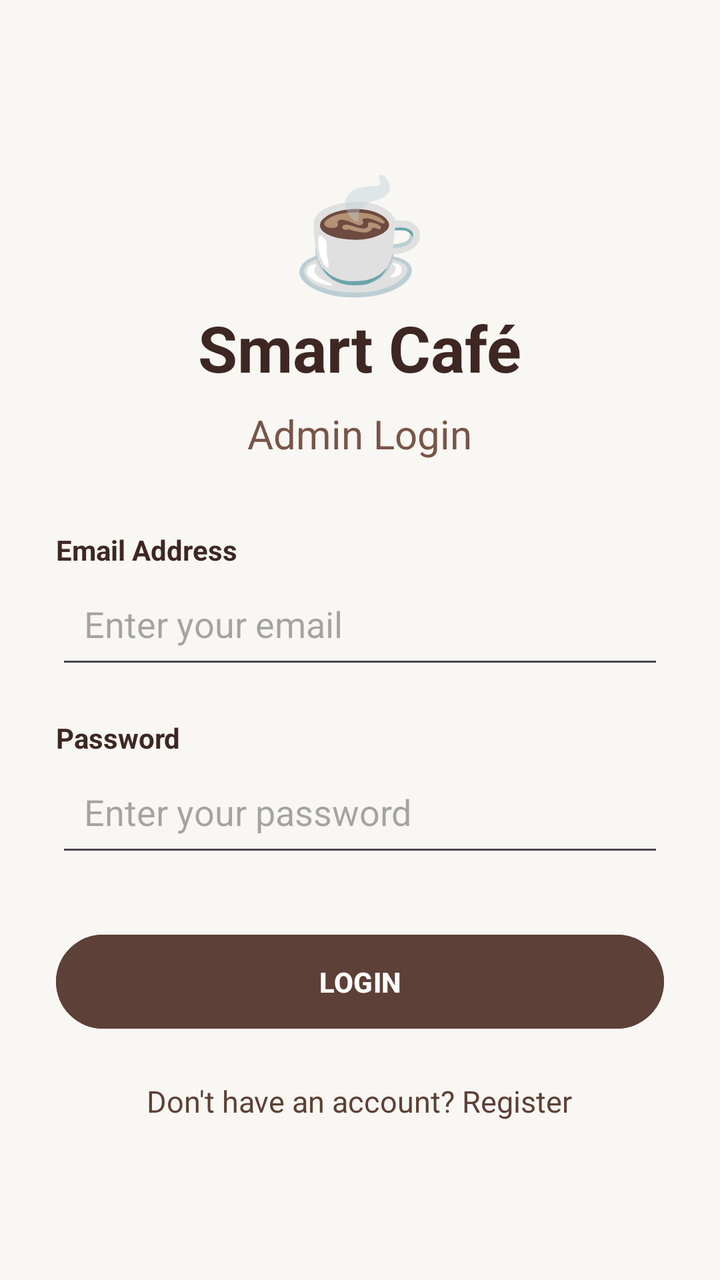
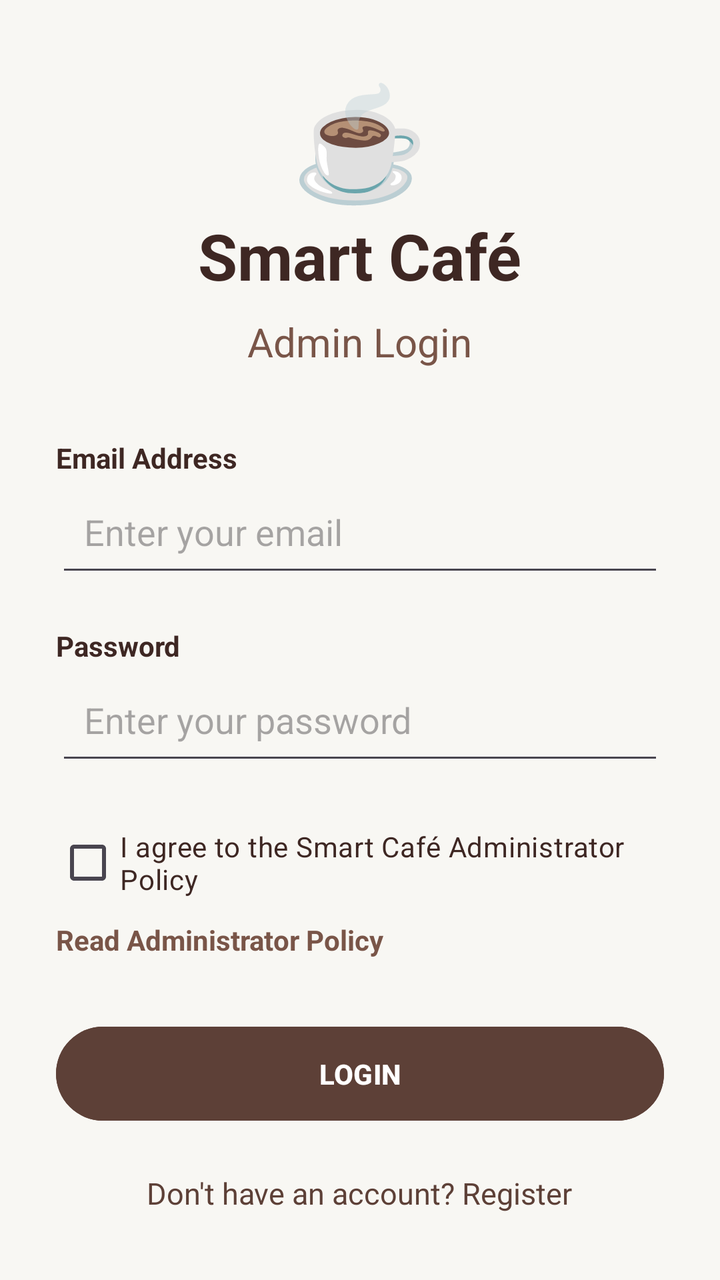

Before-and-after screenshots of an Android layout around one commit, followed by the original layout XML and the change that was made.
<!-- AndroidManifest.xml: application theme Theme.Smartcafe -->
<!-- res/layout/activity_main.xml -->
<ScrollView xmlns:android="http://schemas.android.com/apk/res/android"
    xmlns:tools="http://schemas.android.com/tools"
    android:id="@+id/main"
    android:layout_width="match_parent"
    android:layout_height="match_parent"
    android:fillViewport="true"
    android:background="#F8F7F3"
    tools:context=".MainActivity">

    <LinearLayout
        android:layout_width="match_parent"
        android:layout_height="wrap_content"
        android:gravity="center"
        android:orientation="vertical"
        android:padding="28dp">

        
        <TextView
            android:layout_width="wrap_content"
            android:layout_height="wrap_content"
            android:text="☕"
            android:textSize="55sp" />

        
        <TextView
            android:layout_width="wrap_content"
            android:layout_height="wrap_content"
            android:text="Smart Café"
            android:textColor="#3E2723"
            android:textSize="32sp"
            android:textStyle="bold" />

        
        <TextView
            android:layout_width="wrap_content"
            android:layout_height="wrap_content"
            android:layout_marginTop="8dp"
            android:layout_marginBottom="35dp"
            android:text="Admin Login"
            android:textColor="#795548"
            android:textSize="20sp" />

        
        <TextView
            android:layout_width="match_parent"
            android:layout_height="wrap_content"
            android:text="Email Address"
            android:textColor="#3E2723"
            android:textStyle="bold" />

        
        <EditText
            android:id="@+id/edtEmail"
            android:layout_width="match_parent"
            android:layout_height="55dp"
            android:hint="Enter your email"
            android:inputType="textEmailAddress"
            android:padding="14dp"
            android:singleLine="true" />

        
        <TextView
            android:layout_width="match_parent"
            android:layout_height="wrap_content"
            android:layout_marginTop="20dp"
            android:text="Password"
            android:textColor="#3E2723"
            android:textStyle="bold" />

        
        <EditText
            android:id="@+id/edtPassword"
            android:layout_width="match_parent"
            android:layout_height="55dp"
            android:hint="Enter your password"
            android:inputType="textPassword"
            android:padding="14dp"
            android:singleLine="true" />

        
        <Button
            android:id="@+id/btnLogin"
            android:layout_width="match_parent"
            android:layout_height="55dp"
            android:layout_marginTop="30dp"
            android:backgroundTint="#5D4037"
            android:text="LOGIN"
            android:textColor="#FFFFFF"
            android:textStyle="bold" />

        
        <TextView
            android:id="@+id/txtRegister"
            android:layout_width="wrap_content"
            android:layout_height="wrap_content"
            android:layout_marginTop="22dp"
            android:clickable="true"
            android:focusable="true"
            android:text="Don't have an account? Register"
            android:textColor="#5D4037"
            android:textSize="15sp" />

    </LinearLayout>

</ScrollView>
<!-- resources referenced by this layout -->
<resources>
  <style name="Theme.Smartcafe" parent="Base.Theme.Smartcafe" />
  <style name="Base.Theme.Smartcafe" parent="Theme.Material3.DayNight.NoActionBar">
          
          
      </style>
</resources>

<!-- the commit's change to res/layout/activity_main.xml (unified diff, before → after) -->
@@ -78,6 +78,30 @@
             android:singleLine="true" />
 
         
+        <CheckBox
+            android:id="@+id/checkAdminPolicy"
+            android:layout_width="match_parent"
+            android:layout_height="wrap_content"
+            android:layout_marginTop="20dp"
+            android:text="I agree to the Smart Café Administrator Policy"
+            android:textColor="#3E2723"
+            android:textSize="14sp" />
+
+        
+        <TextView
+            android:id="@+id/txtReadPolicy"
+            android:layout_width="match_parent"
+            android:layout_height="wrap_content"
+            android:text="Read Administrator Policy"
+            android:textColor="#795548"
+            android:textStyle="bold"
+            android:textSize="14sp"
+            android:clickable="true"
+            android:focusable="true"
+            android:layout_marginTop="5dp" />
+
+
+        
         <Button
             android:id="@+id/btnLogin"
             android:layout_width="match_parent"
@@ -100,6 +124,7 @@
             android:textColor="#5D4037"
             android:textSize="15sp" />
 
+
     </LinearLayout>
 
 </ScrollView>
